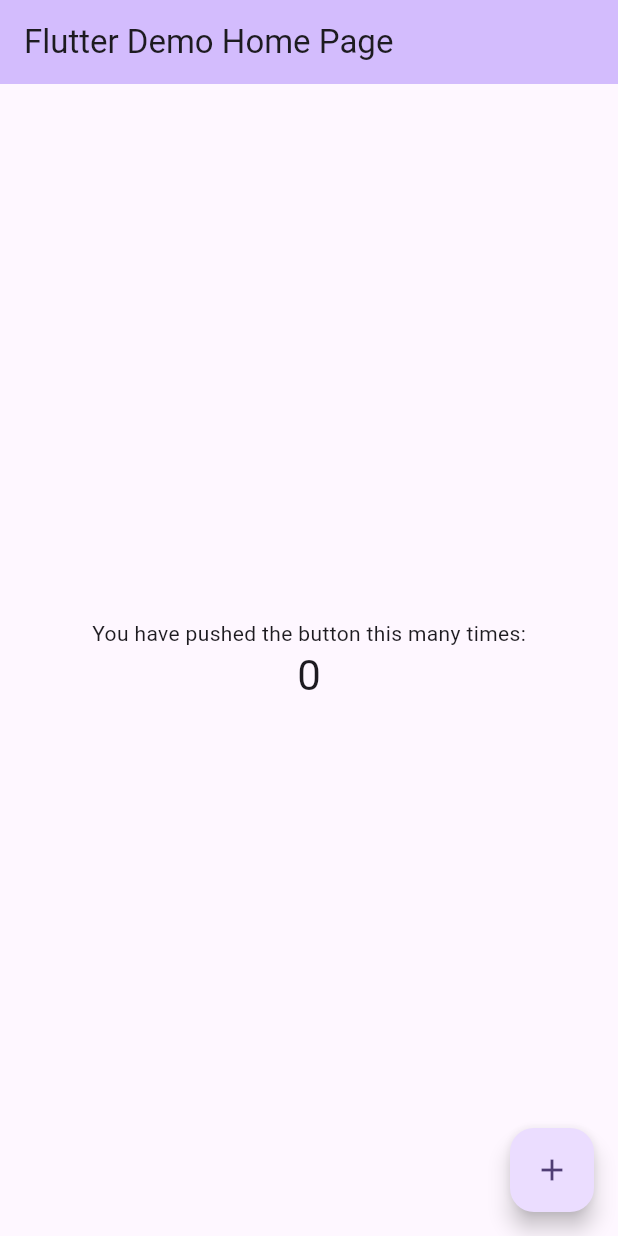
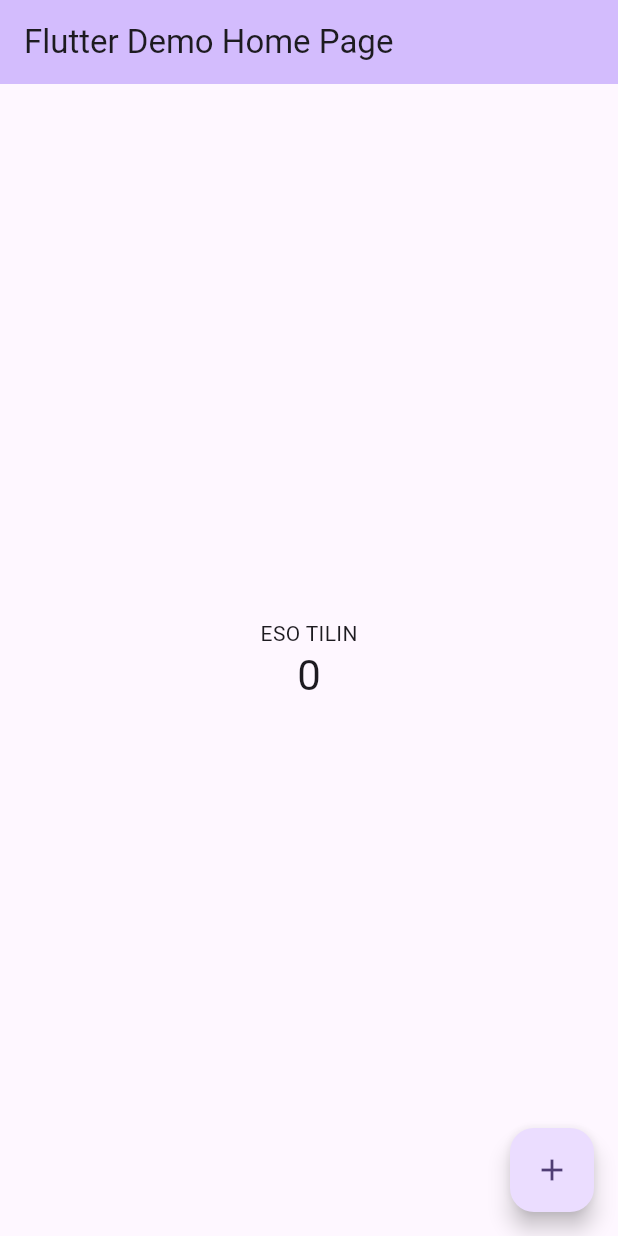
Before and after one commit to RichardPadilla07/flutter1, a Flutter app: the screen it shows after launch, on a phone screen of 412 x 824 dp. Run offline on Flutter 3.47's test engine with Material 3 defaults, Android fonts, the phone set to English and light mode, and no system bars.

Commit message:
APLICACION FLUTTER

```diff
--- a/lib/main.dart
+++ b/lib/main.dart
@@ -104,7 +104,7 @@ class _MyHomePageState extends State<MyHomePage> {
           // wireframe for each widget.
           mainAxisAlignment: MainAxisAlignment.center,
           children: <Widget>[
-            const Text('You have pushed the button this many times:'),
+            const Text('ESO TILIN'),
             Text(
               '$_counter',
               style: Theme.of(context).textTheme.headlineMedium,
```
